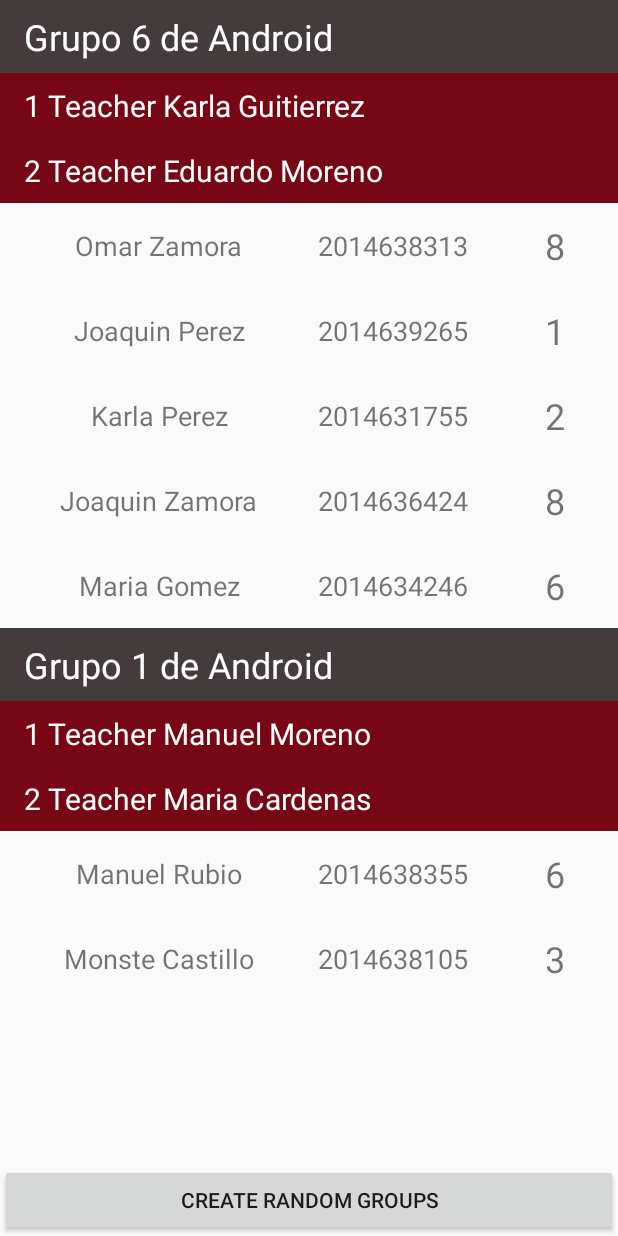
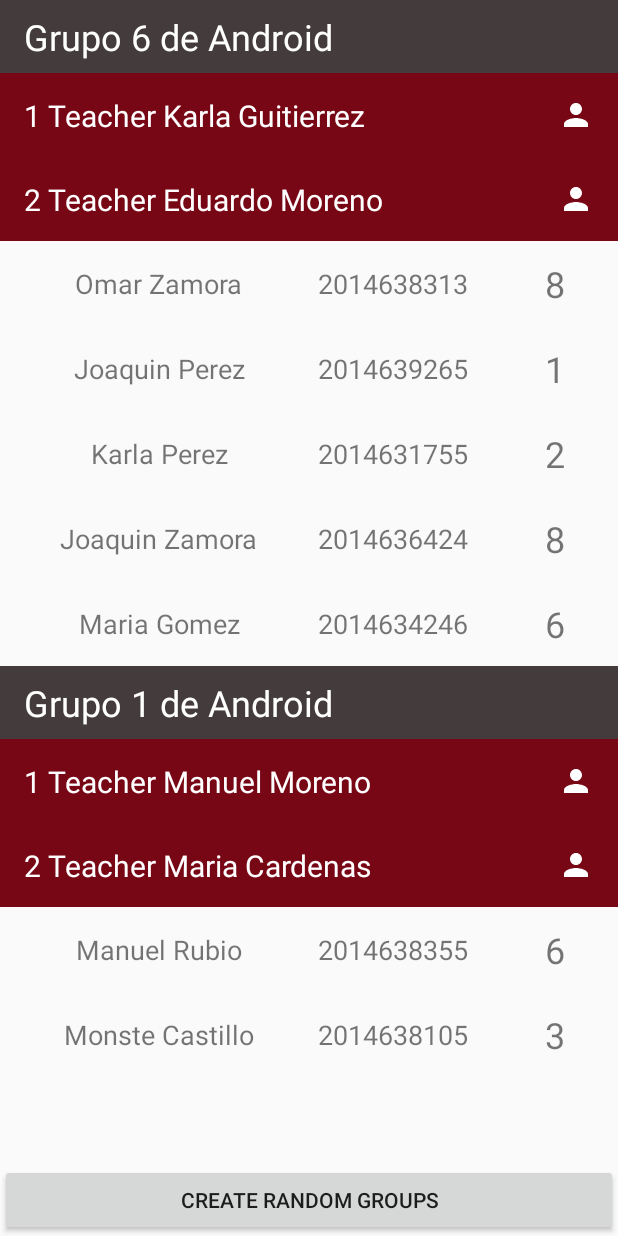
Before and after one commit to Rrubio125/MVVM, an Android app: the screen it shows after launch (MainActivity), after a tap on "CREATE RANDOM GROUPS", on a phone screen of 412 x 824 dp. Run offline under Robolectric (Android 15) with nearby library versions, the phone set to English and light mode, and no system bars; 1 statement that could not run was skipped.

Commit message:
Origin MVVM exercise

```diff
--- a/app/src/main/java/com/sibisoft/ejerciciorecycler/ui/main/ClassroomViewModel.kt
+++ b/app/src/main/java/com/sibisoft/ejerciciorecycler/ui/main/ClassroomViewModel.kt
@@ -22,7 +22,7 @@ class ClassroomViewModel : ViewModel() {
     }
 
     private fun createOneNewRandomGroup(): Group {
-        return Group(createRandomGruopNames(), createRandomStudentList(), createTeacher())
+        return Group(createRandomGroupNames(), createRandomStudentList(), createTeacher())
     }
 
     private fun createTeacher(): MutableList<Teacher> {
@@ -112,7 +112,7 @@ class ClassroomViewModel : ViewModel() {
 //        var generarNombresAleatorios : String[] (cantidad: Int)
 //    }
 
-    private fun createRandomGruopNames(): String {
+    private fun createRandomGroupNames(): String {
         return "Grupo " + Random.nextInt(1, 10) + " de Android"
     }
 
--- a/app/src/main/java/com/sibisoft/ejerciciorecycler/ui/main/TeacherViewHolder.kt
+++ b/app/src/main/java/com/sibisoft/ejerciciorecycler/ui/main/TeacherViewHolder.kt
@@ -1,14 +1,17 @@
 package com.sibisoft.ejerciciorecycler.ui.main
 
 import android.view.View
+import android.widget.ImageView
 import android.widget.TextView
 import androidx.recyclerview.widget.RecyclerView
 import com.sibisoft.ejerciciorecycler.R
 
-class TeacherViewHolder(itemView: View) : RecyclerView.ViewHolder(itemView){
+class TeacherViewHolder(itemView: View) : RecyclerView.ViewHolder(itemView) {
     private val textView = itemView.findViewById<TextView>(R.id.teacher_name)
+    private val picture = itemView.findViewById<ImageView>(R.id.picture)
 
-    fun bindTeacher (teacher: Teacher){
+    fun bindTeacher(teacher: Teacher) {
         textView.text = teacher.name
+        picture.setImageResource()
     }
 }
--- a/app/src/main/java/com/sibisoft/ejerciciorecycler/ui/main/TestAdapter.kt
+++ b/app/src/main/java/com/sibisoft/ejerciciorecycler/ui/main/TestAdapter.kt
@@ -40,11 +40,11 @@ class TestAdapter(context: Context) : RecyclerView.Adapter<RecyclerView.ViewHold
             if (position == count) return GROUP_TYPE            // grupo = 0
             count++
             repeat(grupo.teacher.size) {
-                if (position==count) return TEACHER_TYPE
+                if (position == count) return TEACHER_TYPE
                 count++
             }
-            grupo.listOfStudent.forEach { alumno ->               // alumno = 0
-                if(position == count) return STUDENT_TYPE
+            repeat(grupo.listOfStudent.size) {                 // alumno = 0
+                if (position == count) return STUDENT_TYPE
                 count++
             }
 
@@ -59,7 +59,7 @@ class TestAdapter(context: Context) : RecyclerView.Adapter<RecyclerView.ViewHold
             repeat(group.teacher.size) {
                 count++
             }
-            group.listOfStudent.forEach { student ->
+            repeat(group.listOfStudent.size) {
                 count++
             }
         }
@@ -81,17 +81,17 @@ class TestAdapter(context: Context) : RecyclerView.Adapter<RecyclerView.ViewHold
         }
     }
 
-    private fun getItemInList(position: Int) : Any {
+    private fun getItemInList(position: Int): Any {
         var count = 0
         itemsList.forEach { grupo ->
             if (position == count) return grupo
             count++
-            grupo.teacher.forEach{
+            grupo.teacher.forEach {
                 if (position == count) return it
                 count++
             }
             grupo.listOfStudent.forEach { alumno ->
-                if(position == count) return alumno
+                if (position == count) return alumno
                 count++
             }
         }
--- /dev/null
+++ b/app/src/main/res/drawable/ic_baseline_person_24.xml
@@ -0,0 +1,5 @@
+<vector android:height="24dp" android:tint="#FFFFFF"
+    android:viewportHeight="24" android:viewportWidth="24"
+    android:width="24dp" xmlns:android="http://schemas.android.com/apk/res/android">
+    <path android:fillColor="@android:color/white" android:pathData="M12,12c2.21,0 4,-1.79 4,-4s-1.79,-4 -4,-4 -4,1.79 -4,4 1.79,4 4,4zM12,14c-2.67,0 -8,1.34 -8,4v2h16v-2c0,-2.66 -5.33,-4 -8,-4z"/>
+</vector>
--- a/app/src/main/res/layout/teacher_layout.xml
+++ b/app/src/main/res/layout/teacher_layout.xml
@@ -20,4 +20,14 @@
         app:layout_constraintTop_toTopOf="parent"
         android:textColor="@color/colorWhite"/>
 
+    <ImageView
+        android:id="@+id/picture"
+        app:layout_constraintEnd_toEndOf="parent"
+        app:layout_constraintTop_toTopOf="parent"
+        app:layout_constraintBottom_toBottomOf="parent"
+        android:layout_margin="16dp"
+        android:layout_width="wrap_content"
+        android:layout_height="wrap_content"
+        android:src="@drawable/ic_baseline_person_24"/>
+
 </androidx.constraintlayout.widget.ConstraintLayout>
```
